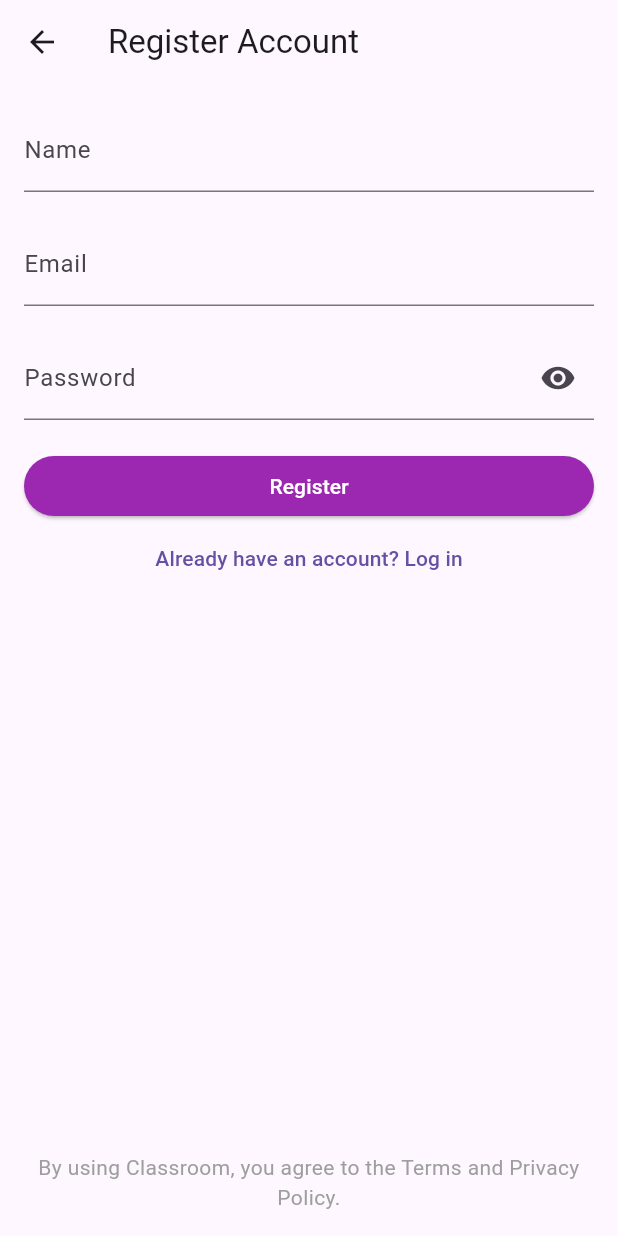
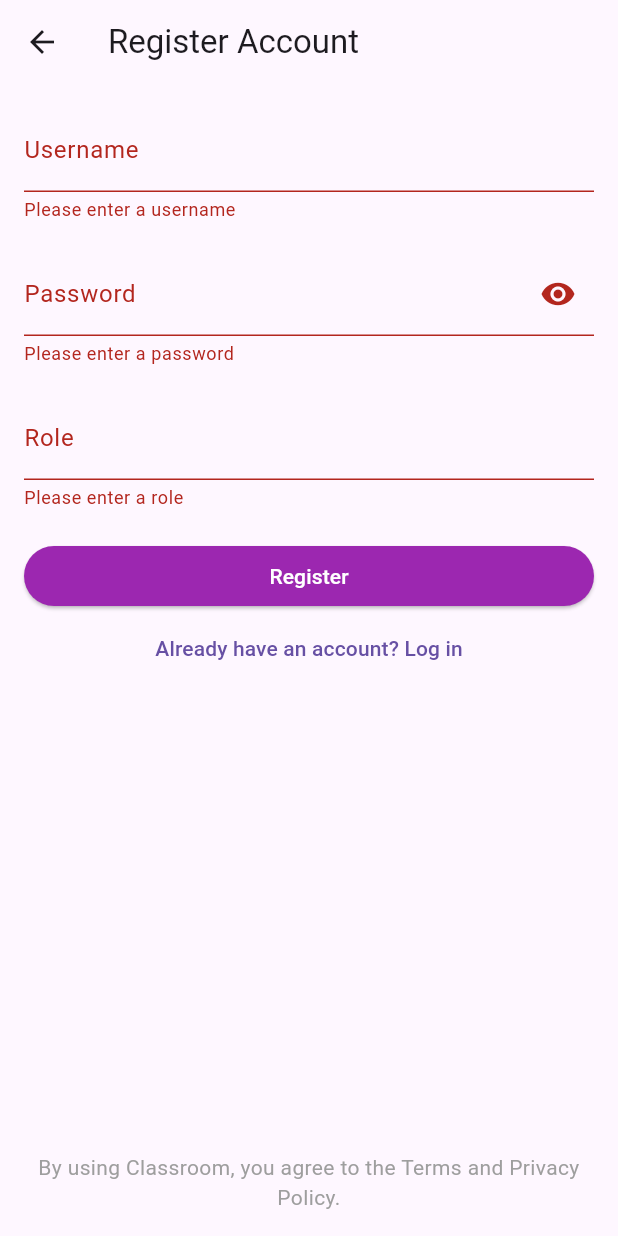
Before and after one commit to Hamed-Hasan/Flutter-Node-AI-Blog-Applications, a Flutter app: the register_view screen opened directly, after a tap on "Register", on a phone screen of 412 x 824 dp. Run offline on Flutter 3.47's test engine with Material 3 defaults, Android fonts, the phone set to English and light mode, and no system bars; our stand-ins replace getwidget; network calls fail.

Commit message:
Implemented registerUser API functionality in Flutter.  Created UserService class for API communication. 👤 Added User model class to handle API response. 📝 Updated register_view.dart to handle user registration form and API call. 🔧 Added Constants.baseUrl for API URL configuration.

```diff
--- a/frontend/lib/models/user.dart
+++ b/frontend/lib/models/user.dart
@@ -0,0 +1,47 @@
+class User {
+  final String _id;
+  final String username;
+  final String role;
+  final String? bio;
+  final String? profilePicture;
+  final SocialLinks? socialLinks;
+  final String? token;
+
+  User({
+    required String id,
+    required this.username,
+    required this.role,
+    this.bio,
+    this.profilePicture,
+    this.socialLinks,
+    this.token,
+  }) : _id = id;
+
+  factory User.fromJson(Map<String, dynamic> json) {
+    return User(
+      id: json['_id'],
+      username: json['username'],
+      role: json['role'],
+      bio: json['bio'],
+      profilePicture: json['profilePicture'],
+      socialLinks: json['socialLinks'] != null
+          ? SocialLinks.fromJson(json['socialLinks'])
+          : null,
+      token: json['token'],
+    );
+  }
+}
+
+class SocialLinks {
+  final String? github;
+  final String? twitter;
+
+  SocialLinks({this.github, this.twitter});
+
+  factory SocialLinks.fromJson(Map<String, dynamic> json) {
+    return SocialLinks(
+      github: json['github'],
+      twitter: json['twitter'],
+    );
+  }
+}
--- /dev/null
+++ b/frontend/lib/services/user_service.dart
@@ -0,0 +1,27 @@
+import 'dart:convert';
+import 'package:http/http.dart' as http;
+
+import '../models/user.dart';
+import '../utils/constants.dart';
+
+class UserService {
+  Future<User> registerUser(String username, String password, String role) async {
+    final response = await http.post(
+      Uri.parse('${Constants.baseUrl}/register'),
+      headers: <String, String>{
+        'Content-Type': 'application/json; charset=UTF-8',
+      },
+      body: jsonEncode(<String, String>{
+        'username': username,
+        'password': password,
+        'role': role,
+      }),
+    );
+
+    if (response.statusCode == 200) {
+      return User.fromJson(jsonDecode(response.body));
+    } else {
+      throw Exception('Failed to register user');
+    }
+  }
+}
--- a/frontend/lib/utils/constants.dart
+++ b/frontend/lib/utils/constants.dart
@@ -0,0 +1,3 @@
+class Constants {
+  static const String baseUrl = 'http://localhost:5000/graphql';
+}
--- a/frontend/lib/views/register_view.dart
+++ b/frontend/lib/views/register_view.dart
@@ -1,4 +1,5 @@
 import 'package:flutter/material.dart';
+import '../services/user_service.dart';
 import 'login_view.dart';
 
 class register_view extends StatefulWidget {
@@ -8,6 +9,19 @@ class register_view extends StatefulWidget {
 
 class _RegisterViewState extends State<register_view> {
   bool _obscureText = true;
+  final _formKey = GlobalKey<FormState>();
+  final _usernameController = TextEditingController();
+  final _passwordController = TextEditingController();
+  final _roleController = TextEditingController();
+  final _userService = UserService();
+
+  @override
+  void dispose() {
+    _usernameController.dispose();
+    _passwordController.dispose();
+    _roleController.dispose();
+    super.dispose();
+  }
 
   @override
   Widget build(BuildContext context) {
@@ -18,25 +32,27 @@ class _RegisterViewState extends State<register_view> {
       ),
       body: Padding(
         padding: const EdgeInsets.all(16.0),
+        child: Form(
+          key: _formKey,
           child: Column(
             crossAxisAlignment: CrossAxisAlignment.stretch,
             children: <Widget>[
               TextFormField(
+                controller: _usernameController,
                 decoration: InputDecoration(
-                labelText: 'Name',
-                hintText: 'Enter your name',
+                  labelText: 'Username',
+                  hintText: 'Enter your username',
                 ),
+                validator: (value) {
+                  if (value == null || value.isEmpty) {
+                    return 'Please enter a username';
+                  }
+                  return null;
+                },
               ),
               SizedBox(height: 20),
               TextFormField(
-              keyboardType: TextInputType.emailAddress,
-              decoration: InputDecoration(
-                labelText: 'Email',
-                hintText: 'example@example.com',
-              ),
-            ),
-            SizedBox(height: 20),
-            TextFormField(
+                controller: _passwordController,
                 obscureText: _obscureText,
                 decoration: InputDecoration(
                   labelText: 'Password',
@@ -52,12 +68,53 @@ class _RegisterViewState extends State<register_view> {
                     },
                   ),
                 ),
+                validator: (value) {
+                  if (value == null || value.isEmpty) {
+                    return 'Please enter a password';
+                  }
+                  return null;
+                },
+              ),
+              SizedBox(height: 20),
+              TextFormField(
+                controller: _roleController,
+                decoration: InputDecoration(
+                  labelText: 'Role',
+                  hintText: 'Enter your role',
+                ),
+                validator: (value) {
+                  if (value == null || value.isEmpty) {
+                    return 'Please enter a role';
+                  }
+                  return null;
+                },
               ),
               SizedBox(height: 20),
               ElevatedButton(
                 child: Text('Register'),
-              onPressed: () {
-                // TODO: Implement registration logic
+                onPressed: () async {
+                  if (_formKey.currentState!.validate()) {
+                    try {
+                      final user = await _userService.registerUser(
+                        _usernameController.text,
+                        _passwordController.text,
+                        _roleController.text,
+                      );
+                      // Handle successful registration, e.g., navigate to the login screen
+                      Navigator.of(context).pushReplacement(
+                        MaterialPageRoute(
+                          builder: (context) => LoginView(),
+                        ),
+                      );
+                    } catch (e) {
+                      // Handle registration error
+                      ScaffoldMessenger.of(context).showSnackBar(
+                        SnackBar(
+                          content: Text('Failed to register user: $e'),
+                        ),
+                      );
+                    }
+                  }
                 },
                 style: ElevatedButton.styleFrom(
                   backgroundColor: Colors.purple,
@@ -85,6 +142,7 @@ class _RegisterViewState extends State<register_view> {
             ],
           ),
         ),
+      ),
     );
   }
 }
```
Also changed, not shown: 1 other file. Lines whose indentation alone changed are shown as unchanged.
